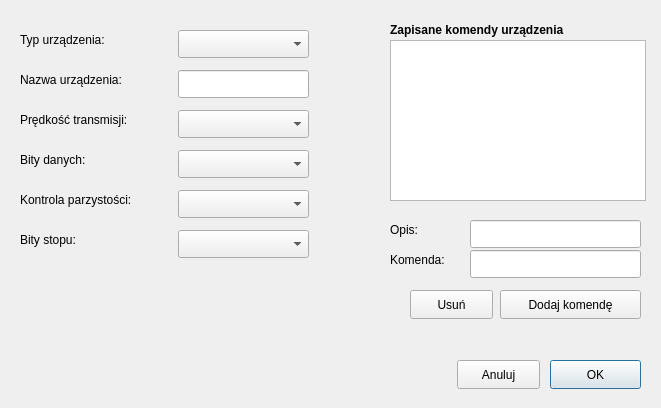
Above: settings/device_form.ui from mar8us/SerialPortConnectorRadwag before the change. Below: the same form after it.
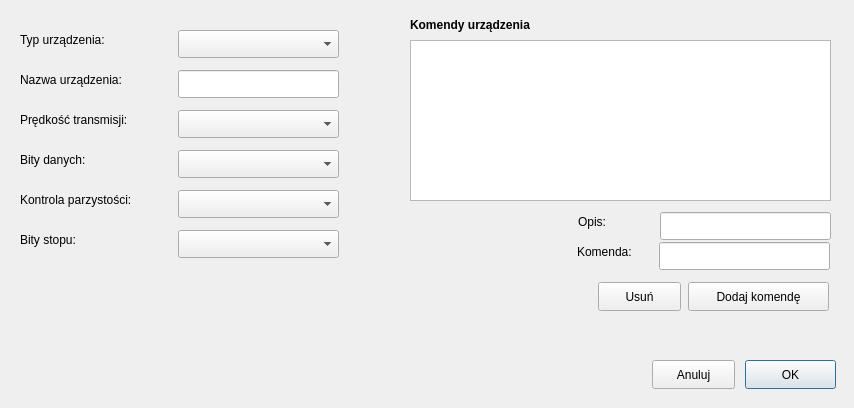
That is the form after the change.

Commit message: DeviceForm - add DeviceType and preset commands

```diff
--- a/settings/device_form.ui
+++ b/settings/device_form.ui
@@ -6,7 +6,7 @@
    <rect>
     <x>0</x>
     <y>0</y>
-    <width>661</width>
+    <width>854</width>
     <height>408</height>
    </rect>
   </property>
@@ -16,7 +16,7 @@
   <widget class="QPushButton" name="addDiviceButton">
    <property name="geometry">
     <rect>
-     <x>550</x>
+     <x>745</x>
      <y>360</y>
      <width>91</width>
      <height>29</height>
@@ -29,7 +29,7 @@
   <widget class="QPushButton" name="cancelButton">
    <property name="geometry">
     <rect>
-     <x>457</x>
+     <x>652</x>
      <y>360</y>
      <width>83</width>
      <height>29</height>
@@ -47,7 +47,7 @@
     <rect>
      <x>178</x>
      <y>70</y>
-     <width>131</width>
+     <width>161</width>
      <height>28</height>
     </rect>
    </property>
@@ -112,7 +112,7 @@
     <rect>
      <x>178</x>
      <y>190</y>
-     <width>131</width>
+     <width>161</width>
      <height>28</height>
     </rect>
    </property>
@@ -133,9 +133,9 @@
   <widget class="QTableWidget" name="commandTableWidget">
    <property name="geometry">
     <rect>
-     <x>390</x>
+     <x>410</x>
      <y>40</y>
-     <width>256</width>
+     <width>421</width>
      <height>161</height>
     </rect>
    </property>
@@ -149,8 +149,8 @@
   <widget class="QPushButton" name="addCommandButton">
    <property name="geometry">
     <rect>
-     <x>500</x>
-     <y>290</y>
+     <x>688</x>
+     <y>282</y>
      <width>141</width>
      <height>29</height>
     </rect>
@@ -162,8 +162,8 @@
   <widget class="QLineEdit" name="commandDescEdit">
    <property name="geometry">
     <rect>
-     <x>470</x>
-     <y>220</y>
+     <x>660</x>
+     <y>212</y>
      <width>171</width>
      <height>28</height>
     </rect>
@@ -175,8 +175,8 @@
   <widget class="QLabel" name="commandDescLabel">
    <property name="geometry">
     <rect>
-     <x>390</x>
-     <y>220</y>
+     <x>578</x>
+     <y>212</y>
      <width>71</width>
      <height>20</height>
     </rect>
@@ -188,8 +188,8 @@
   <widget class="QLabel" name="commandLabel">
    <property name="geometry">
     <rect>
-     <x>390</x>
-     <y>250</y>
+     <x>577</x>
+     <y>242</y>
      <width>81</width>
      <height>20</height>
     </rect>
@@ -201,8 +201,8 @@
   <widget class="QLineEdit" name="commandEdit">
    <property name="geometry">
     <rect>
-     <x>470</x>
-     <y>250</y>
+     <x>659</x>
+     <y>242</y>
      <width>171</width>
      <height>28</height>
     </rect>
@@ -214,8 +214,8 @@
   <widget class="QLabel" name="stopBitLabel_4">
    <property name="geometry">
     <rect>
-     <x>390</x>
-     <y>20</y>
+     <x>410</x>
+     <y>15</y>
      <width>211</width>
      <height>20</height>
     </rect>
@@ -226,7 +226,7 @@
     </font>
    </property>
    <property name="text">
-    <string>Zapisane komendy urządzenia</string>
+    <string>Komendy urządzenia</string>
    </property>
   </widget>
   <widget class="QComboBox" name="baudRateCombo">
@@ -234,7 +234,7 @@
     <rect>
      <x>178</x>
      <y>110</y>
-     <width>131</width>
+     <width>161</width>
      <height>28</height>
     </rect>
    </property>
@@ -244,7 +244,7 @@
     <rect>
      <x>178</x>
      <y>150</y>
-     <width>131</width>
+     <width>161</width>
      <height>28</height>
     </rect>
    </property>
@@ -254,7 +254,7 @@
     <rect>
      <x>178</x>
      <y>230</y>
-     <width>131</width>
+     <width>161</width>
      <height>28</height>
     </rect>
    </property>
@@ -262,8 +262,8 @@
   <widget class="QPushButton" name="removeCommandButton">
    <property name="geometry">
     <rect>
-     <x>410</x>
-     <y>290</y>
+     <x>598</x>
+     <y>282</y>
      <width>83</width>
      <height>29</height>
     </rect>
@@ -290,7 +290,7 @@
     <rect>
      <x>178</x>
      <y>30</y>
-     <width>131</width>
+     <width>161</width>
      <height>28</height>
     </rect>
    </property>
```
The commit also changes 7 other files.
